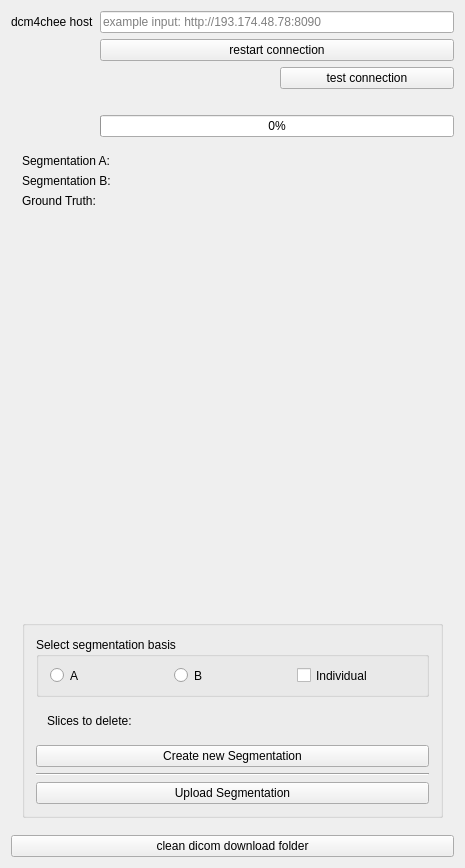
Before: the Qt Designer form Plugins/org.mitk.gui.qt.dicomweb/src/internal/DicomWebViewControls.ui in zzhou7/MITK_lancet, drawn with Qt 5.
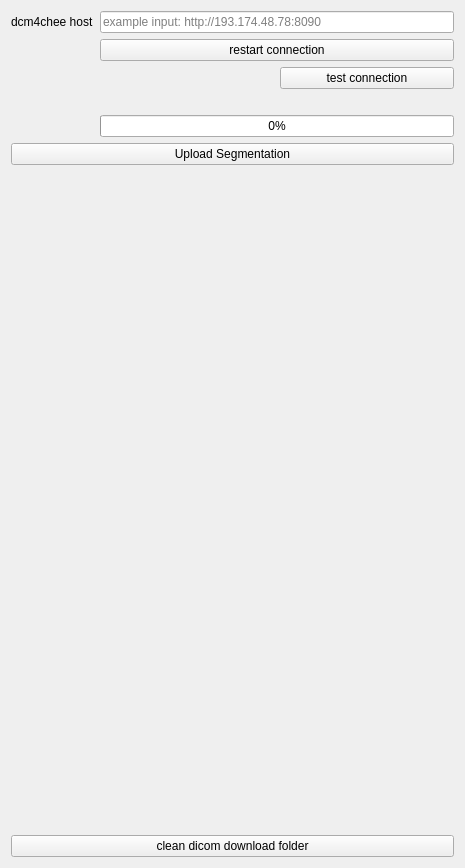
After: the same form once the commit is applied. Custom widgets are drawn as their Qt base class.

```diff
--- a/Plugins/org.mitk.gui.qt.dicomweb/src/internal/DicomWebViewControls.ui
+++ b/Plugins/org.mitk.gui.qt.dicomweb/src/internal/DicomWebViewControls.ui
@@ -91,181 +91,13 @@
     </layout>
    </item>
    <item>
-    <widget class="QWidget" name="verticalWidget" native="true">
-     <layout class="QVBoxLayout" name="verticalLayout_3">
-      <item>
-       <layout class="QFormLayout" name="formLayout_2">
-        <item row="1" column="0">
-         <widget class="QLabel" name="labelSegB">
-          <property name="text">
-           <string>Segmentation B:</string>
-          </property>
-         </widget>
-        </item>
-        <item row="2" column="1">
-         <widget class="QLabel" name="labelGroundTruthValue">
-          <property name="text">
-           <string/>
-          </property>
-         </widget>
-        </item>
-        <item row="0" column="0">
-         <widget class="QLabel" name="labelSegA">
-          <property name="text">
-           <string>Segmentation A:</string>
-          </property>
-         </widget>
-        </item>
-        <item row="0" column="1">
-         <widget class="QLabel" name="labelSegAValue">
-          <property name="text">
-           <string/>
-          </property>
-         </widget>
-        </item>
-        <item row="2" column="0">
-         <widget class="QLabel" name="labelGroundTruth">
-          <property name="text">
-           <string>Ground Truth:</string>
-          </property>
-         </widget>
-        </item>
-        <item row="1" column="1">
-         <widget class="QLabel" name="labelSegBValue">
-          <property name="text">
-           <string/>
-          </property>
-         </widget>
-        </item>
-       </layout>
-      </item>
-      <item>
-       <widget class="QmitkChartWidget" name="chartWidget" native="true">
-        <property name="minimumSize">
-         <size>
-          <width>0</width>
-          <height>400</height>
-         </size>
-        </property>
-        <property name="maximumSize">
-         <size>
-          <width>16777215</width>
-          <height>400</height>
-         </size>
-        </property>
-       </widget>
-      </item>
-      <item>
-       <widget class="QGroupBox" name="verticalGroupBox">
-        <property name="flat">
-         <bool>false</bool>
-        </property>
-        <layout class="QVBoxLayout" name="verticalLayout_2">
-         <item>
-          <widget class="QGroupBox" name="groupBox">
-           <property name="sizePolicy">
-            <sizepolicy hsizetype="Preferred" vsizetype="Minimum">
-             <horstretch>0</horstretch>
-             <verstretch>0</verstretch>
-            </sizepolicy>
-           </property>
-           <property name="minimumSize">
-            <size>
-             <width>0</width>
-             <height>60</height>
-            </size>
-           </property>
-           <property name="title">
-            <string>Select segmentation basis</string>
-           </property>
-           <property name="flat">
-            <bool>true</bool>
-           </property>
-           <layout class="QHBoxLayout" name="horizontalLayout">
-            <property name="sizeConstraint">
-             <enum>QLayout::SetDefaultConstraint</enum>
-            </property>
-            <item>
-             <widget class="QRadioButton" name="radioA">
-              <property name="text">
-               <string>A</string>
-              </property>
-             </widget>
-            </item>
-            <item>
-             <widget class="QRadioButton" name="radioB">
-              <property name="text">
-               <string>B</string>
-              </property>
-             </widget>
-            </item>
-            <item>
-             <widget class="QCheckBox" name="checkIndiv">
-              <property name="text">
-               <string>Individual</string>
-              </property>
-             </widget>
-            </item>
-           </layout>
-          </widget>
-         </item>
-         <item>
-          <widget class="QWidget" name="individualWidget_2" native="true">
-           <property name="sizePolicy">
-            <sizepolicy hsizetype="MinimumExpanding" vsizetype="MinimumExpanding">
-             <horstretch>0</horstretch>
-             <verstretch>0</verstretch>
-            </sizepolicy>
-           </property>
-           <layout class="QHBoxLayout" name="individualWidget">
-            <item>
-             <widget class="QLabel" name="slicesToDeleteLabel">
-              <property name="text">
-               <string>Slices to delete:</string>
-              </property>
-             </widget>
-            </item>
-            <item>
-             <widget class="QLabel" name="thresholdValue">
-              <property name="text">
-               <string/>
-              </property>
-             </widget>
-            </item>
-            <item>
-             <widget class="ctkSliderWidget" name="sliderWidget" native="true"/>
-            </item>
-           </layout>
-          </widget>
-         </item>
-         <item>
-          <widget class="QPushButton" name="buttonNewSeg">
-           <property name="text">
-            <string>Create new Segmentation</string>
-           </property>
-          </widget>
-         </item>
-         <item>
-          <widget class="Line" name="line">
-           <property name="orientation">
-            <enum>Qt::Horizontal</enum>
-           </property>
-          </widget>
-         </item>
-         <item>
-          <widget class="QPushButton" name="buttonUpload">
-           <property name="toolTip">
-            <string>Do image processing</string>
-           </property>
-           <property name="text">
-            <string>Upload Segmentation</string>
-           </property>
-          </widget>
-         </item>
-        </layout>
-       </widget>
-      </item>
-     </layout>
+    <widget class="QPushButton" name="buttonUpload">
+     <property name="toolTip">
+      <string>Do image processing</string>
+     </property>
+     <property name="text">
+      <string>Upload Segmentation</string>
+     </property>
     </widget>
    </item>
    <item>
@@ -294,20 +126,6 @@
   </layout>
  </widget>
  <layoutdefault spacing="6" margin="11"/>
- <customwidgets>
-  <customwidget>
-   <class>QmitkChartWidget</class>
-   <extends>QWidget</extends>
-   <header location="global">QmitkChartWidget.h</header>
-   <container>1</container>
-  </customwidget>
-  <customwidget>
-   <class>ctkSliderWidget</class>
-   <extends>QWidget</extends>
-   <header location="global">ctkSliderWidget.h</header>
-   <container>1</container>
-  </customwidget>
- </customwidgets>
  <resources/>
  <connections/>
 </ui>
```
